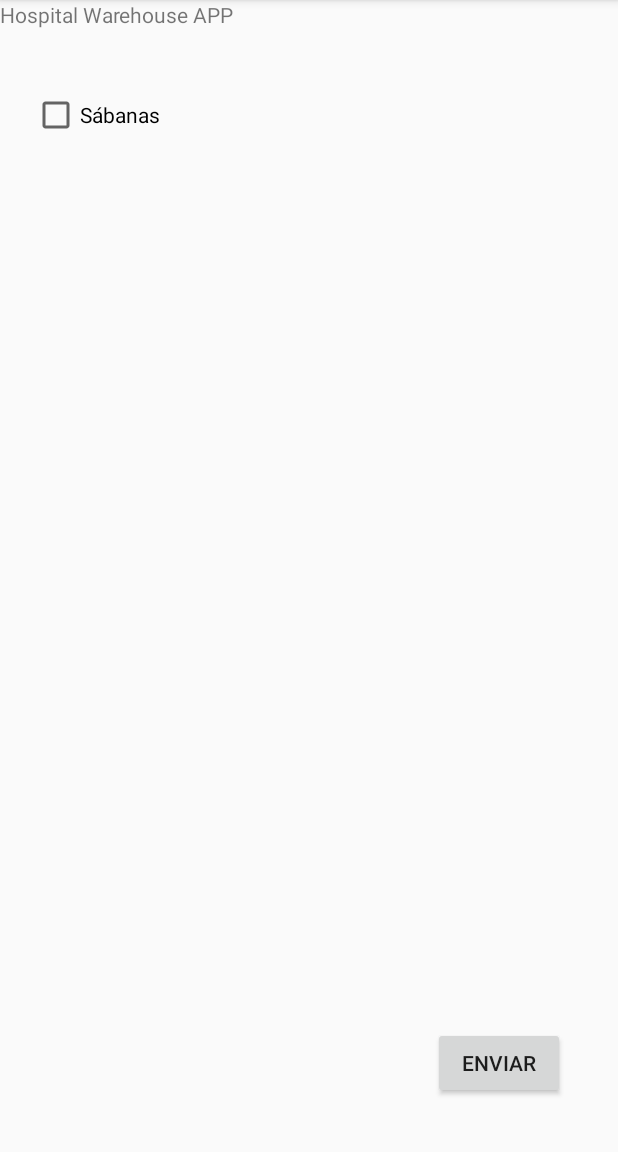
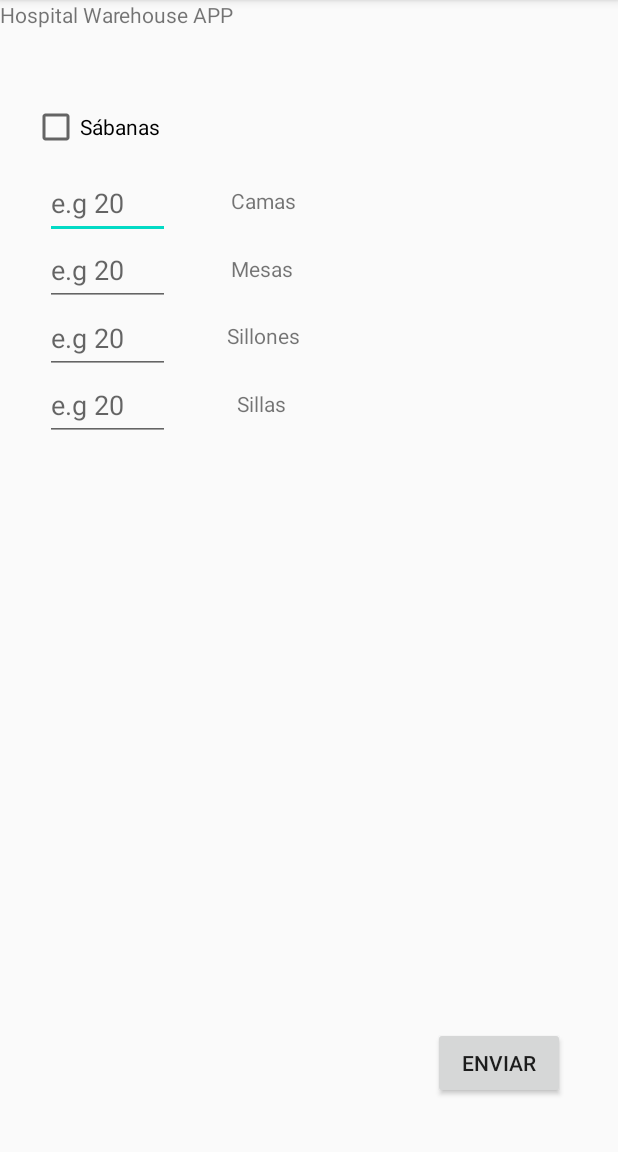
Before and after one commit to anachavel1/SSII-ST7, an Android app: the screen it shows after launch (MainActivity), on a phone screen of 412 x 824 dp, the part 84-1236 px from its top. Run offline under Robolectric (Android 15) with nearby library versions, the phone set to English and light mode, and no system bars.

Commit message:
Update on the project
Update

Signed-off-by: Rafael Garcia Ruiz <llerrak@hotmail.com>

```diff
--- a/MyApplication/app/src/main/java/com/example/myapplication/MainActivity.java
+++ b/MyApplication/app/src/main/java/com/example/myapplication/MainActivity.java
@@ -6,6 +6,7 @@ import android.content.res.Resources;
 import android.os.Bundle;
 import android.view.View;
 import android.widget.CheckBox;
+import android.widget.EditText;
 import android.widget.Toast;
 
 import androidx.appcompat.app.AppCompatActivity;
@@ -40,9 +41,20 @@ public class MainActivity extends AppCompatActivity {
     private void showDialog() throws Resources.NotFoundException {
         CheckBox sabanas = (CheckBox) findViewById(R.id.checkBox_sabanas);
 
+        EditText ncamas = (EditText) findViewById(R.id.ncamas);
+        EditText nmesas = (EditText) findViewById(R.id.nmesas);
+        EditText nsillas = (EditText) findViewById(R.id.nsillas);
+        EditText nsillones = (EditText) findViewById(R.id.nsillones);
+
+        Integer camas = Integer.valueOf(ncamas.getText().toString());
+        Integer mesas = Integer.valueOf(nmesas.getText().toString());
+        Integer sillas = Integer.valueOf(nsillas.getText().toString());
+        Integer sillones = Integer.valueOf(nsillones.getText().toString());
+
+
         if (!sabanas.isChecked()) {
             // Mostramos un mensaje emergente;
-            Toast.makeText(getApplicationContext(), "Selecciona al menos un elemento", Toast.LENGTH_SHORT).show();
+            Toast.makeText(getApplicationContext(), "Selecciona una cantidad entre 0 y 300", Toast.LENGTH_SHORT).show();
         } else {
             new AlertDialog.Builder(this)
                     .setTitle("Enviar")
@@ -64,13 +76,13 @@ public class MainActivity extends AppCompatActivity {
                             }
 
                     )
-                    .
+                            .
 
-                            setNegativeButton(android.R.string.no, null)
+                    setNegativeButton(android.R.string.no, null)
 
-                    .
+                            .
 
-                            show();
+                    show();
         }
     }
 
--- a/MyApplication/app/src/main/res/layout/activity_main.xml
+++ b/MyApplication/app/src/main/res/layout/activity_main.xml
@@ -4,6 +4,111 @@
     android:layout_width="match_parent"
     android:layout_height="match_parent"
      tools:context="com.example.myapplication.MainActivity">
+
+    <EditText
+        android:id="@+id/ncamas"
+        android:layout_width="83dp"
+        android:layout_height="48dp"
+        android:layout_alignParentStart="true"
+        android:layout_alignParentLeft="true"
+        android:layout_alignParentTop="true"
+        android:layout_marginStart="30dp"
+        android:layout_marginLeft="30dp"
+        android:layout_marginTop="111dp"
+        android:ems="10"
+        android:inputType="number"
+        android:hint="e.g 20"/>
+
+    <TextView
+        android:id="@+id/camas"
+        android:layout_width="wrap_content"
+        android:layout_height="wrap_content"
+        android:layout_alignParentStart="true"
+        android:layout_alignParentLeft="true"
+        android:layout_alignParentTop="true"
+        android:layout_marginStart="154dp"
+        android:layout_marginLeft="154dp"
+        android:layout_marginTop="124dp"
+        android:text="Camas" />
+
+    <EditText
+        android:id="@+id/nmesas"
+        android:layout_width="83dp"
+        android:layout_height="48dp"
+        android:layout_alignParentStart="true"
+        android:layout_alignParentLeft="true"
+        android:layout_alignParentTop="true"
+        android:layout_marginStart="30dp"
+        android:layout_marginLeft="30dp"
+        android:layout_marginTop="156dp"
+        android:ems="10"
+        android:inputType="number"
+        android:hint="e.g 20" />
+
+    <TextView
+        android:id="@+id/mesas"
+        android:layout_width="wrap_content"
+        android:layout_height="wrap_content"
+        android:layout_alignParentStart="true"
+        android:layout_alignParentLeft="true"
+        android:layout_alignParentTop="true"
+        android:layout_marginStart="154dp"
+        android:layout_marginLeft="154dp"
+        android:layout_marginTop="169dp"
+        android:text="Mesas" />
+
+    <EditText
+        android:id="@+id/nsillas"
+        android:layout_width="83dp"
+        android:layout_height="48dp"
+        android:layout_alignParentStart="true"
+        android:layout_alignParentLeft="true"
+        android:layout_alignParentTop="true"
+        android:layout_marginStart="30dp"
+        android:layout_marginLeft="30dp"
+        android:layout_marginTop="246dp"
+        android:ems="10"
+        android:inputType="number"
+        android:hint="e.g 20"
+        />
+
+    <TextView
+        android:id="@+id/sillas"
+        android:layout_width="wrap_content"
+        android:layout_height="wrap_content"
+        android:layout_alignParentStart="true"
+        android:layout_alignParentLeft="true"
+        android:layout_alignParentTop="true"
+        android:layout_marginStart="158dp"
+        android:layout_marginLeft="158dp"
+        android:layout_marginTop="259dp"
+        android:text="Sillas" />
+
+    <EditText
+        android:id="@+id/nsillones"
+        android:layout_width="83dp"
+        android:layout_height="48dp"
+        android:layout_alignParentStart="true"
+        android:layout_alignParentLeft="true"
+        android:layout_alignParentTop="true"
+        android:layout_marginStart="30dp"
+        android:layout_marginLeft="30dp"
+        android:layout_marginTop="201dp"
+        android:ems="10"
+        android:inputType="number"
+        android:hint="e.g 20"/>
+
+    <TextView
+        android:id="@+id/sillones"
+        android:layout_width="wrap_content"
+        android:layout_height="wrap_content"
+        android:layout_alignParentStart="true"
+        android:layout_alignParentLeft="true"
+        android:layout_alignParentTop="true"
+        android:layout_marginStart="151dp"
+        android:layout_marginLeft="151dp"
+        android:layout_marginTop="214dp"
+        android:text="Sillones" />
 
     <TextView
         android:id="@+id/textView"
@@ -27,7 +132,7 @@
     <CheckBox
         android:id="@+id/checkBox_sabanas"
         android:layout_width="wrap_content"
-        android:layout_height="wrap_content"
+        android:layout_height="48dp"
         android:layout_alignParentLeft="true"
         android:layout_alignParentStart="true"
         android:layout_below="@+id/textView"
--- a/MyApplication/build.gradle
+++ b/MyApplication/build.gradle
@@ -9,7 +9,7 @@ buildscript {
     }
     dependencies {
         //classpath 'com.android.tools.build:gradle:3.6.3'
-        classpath 'com.android.tools.build:gradle:7.4.2'
+        classpath 'com.android.tools.build:gradle:8.1.2'
 
 
         // NOTE: Do not place your application dependencies here; they belong
--- a/MyApplication/gradle.properties
+++ b/MyApplication/gradle.properties
@@ -17,3 +17,6 @@ org.gradle.jvmargs=-Xmx1536m --add-exports=java.base/sun.nio.ch=ALL-UNNAMED --ad
 android.useAndroidX=true
 # Automatically convert third-party libraries to use AndroidX
 android.enableJetifier=true
+android.defaults.buildfeatures.buildconfig=true
+android.nonTransitiveRClass=false
+android.nonFinalResIds=false
```
Also changed, not shown: MyApplication/gradle/wrapper/gradle-wrapper.properties.
